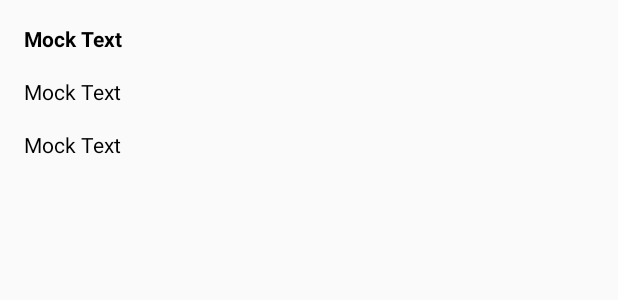
After one commit to LuisGH1234/android_movienight20182, an Android app: the layout event_item.xml on its own in the app's theme, with its tools: preview values and no code run, on a phone screen of 412 x 824 dp. The commit adds this screen. Shown: the top 300 px of the screen. Run offline under Robolectric (Android 15) with nearby library versions, the phone set to English and light mode, and no system bars.

Commit message:
my event list

```diff
--- a/MovieNight/app/src/main/java/pe/edu/upc/movienight/viewControllers/fragments/SearchFragment.kt
+++ b/MovieNight/app/src/main/java/pe/edu/upc/movienight/viewControllers/fragments/SearchFragment.kt
@@ -14,6 +14,7 @@ import android.view.ViewGroup
 import android.view.inputmethod.InputMethodManager
 import android.widget.Button
 import android.widget.EditText
+import android.widget.ImageButton
 import com.androidnetworking.error.ANError
 import kotlinx.android.synthetic.main.fragment_search.view.*
 
@@ -34,7 +35,7 @@ class SearchFragment : Fragment() {
     private lateinit var searchAdapter: SearchAdapter
     private lateinit var searchLayoutManager: RecyclerView.LayoutManager
     private lateinit var searchEditText: EditText
-    private lateinit var searchButton: Button
+    private lateinit var searchButton: ImageButton
     private lateinit var inm: InputMethodManager
 
     override fun onCreateView(inflater: LayoutInflater, container: ViewGroup?,
--- /dev/null
+++ b/MovieNight/app/src/main/res/layout/event_item.xml
@@ -0,0 +1,37 @@
+<?xml version="1.0" encoding="utf-8"?>
+<android.support.constraint.ConstraintLayout xmlns:android="http://schemas.android.com/apk/res/android"
+    xmlns:app="http://schemas.android.com/apk/res-auto"
+    android:id="@+id/eventLayout"
+    android:layout_width="match_parent"
+    android:layout_height="wrap_content">
+
+    <TextView
+        android:id="@+id/nameTextView"
+        android:layout_width="match_parent"
+        android:layout_height="wrap_content"
+        app:layout_constraintTop_toTopOf="parent"
+        app:layout_constraintStart_toStartOf="parent"
+        app:layout_constraintEnd_toEndOf="parent"
+        android:textStyle="bold"
+        android:layout_margin="@dimen/default_margin"
+        android:text="@string/mock_text"/>
+    <TextView
+        android:id="@+id/dateTextView"
+        android:layout_width="match_parent"
+        android:layout_height="wrap_content"
+        app:layout_constraintTop_toBottomOf="@id/nameTextView"
+        app:layout_constraintStart_toStartOf="parent"
+        app:layout_constraintEnd_toEndOf="parent"
+        android:layout_margin="@dimen/default_margin"
+        android:text="@string/mock_text"/>
+    <TextView
+        android:id="@+id/locationTextView"
+        android:layout_width="match_parent"
+        android:layout_height="wrap_content"
+        app:layout_constraintTop_toBottomOf="@id/dateTextView"
+        app:layout_constraintStart_toStartOf="parent"
+        app:layout_constraintEnd_toEndOf="parent"
+        android:layout_margin="@dimen/default_margin"
+        android:text="@string/mock_text"/>
+
+</android.support.constraint.ConstraintLayout>
--- a/MovieNight/app/src/main/res/values/strings.xml
+++ b/MovieNight/app/src/main/res/values/strings.xml
@@ -15,10 +15,12 @@
     <string name="hello_blank_fragment">Hello blank fragment</string>
     <string name="mock_text">Mock Text</string>
     <string name="title_activity_title">Title Activity</string>
-    <string name="search_button_text">search</string>
+    <string name="search_button_text">Search</string>
     <string name="plot_text">Synopsis</string>
     <string name="director_text">Director</string>
     <string name="cast_text">Cast</string>
     <string name="genre_text">Genre</string>
     <string name="rating_text">Rating</string>
+    <string name="search_edit_text_hint">Title</string>
+    <string name="title_activity_event">EventActivity</string>
 </resources>
```
Also changed, not shown: MovieNight/app/src/main/AndroidManifest.xml (+11 -2 lines), MovieNight/app/src/main/java/pe/edu/upc/movienight/models/Event.kt (added, +30 -0 lines), MovieNight/app/src/main/java/pe/edu/upc/movienight/network/EventsResponse.kt (added, +8 -0 lines), MovieNight/app/src/main/java/pe/edu/upc/movienight/network/LogoApi.kt (deleted, +0 -13 lines), MovieNight/app/src/main/java/pe/edu/upc/movienight/network/MovieNightApi.kt (added, +31 -0 lines), MovieNight/app/src/main/java/pe/edu/upc/movienight/viewControllers/activities/EventActivity.kt (added, +24 -0 lines), MovieNight/app/src/main/java/pe/edu/upc/movienight/viewControllers/adapters/EventsAdapter.kt (added, +42 -0 lines), MovieNight/app/src/main/java/pe/edu/upc/movienight/viewControllers/fragments/EventsFragment.kt (+38 -2 lines), MovieNight/app/src/main/res/drawable/ic_add_black_24dp.xml (added, +9 -0 lines), MovieNight/app/src/main/res/layout/activity_event.xml (added, +33 -0 lines), MovieNight/app/src/main/res/layout/content_event.xml (added, +11 -0 lines), MovieNight/app/src/main/res/layout/fragment_events.xml (+11 -4 lines), MovieNight/app/src/main/res/layout/fragment_search.xml (+7 -5 lines).
